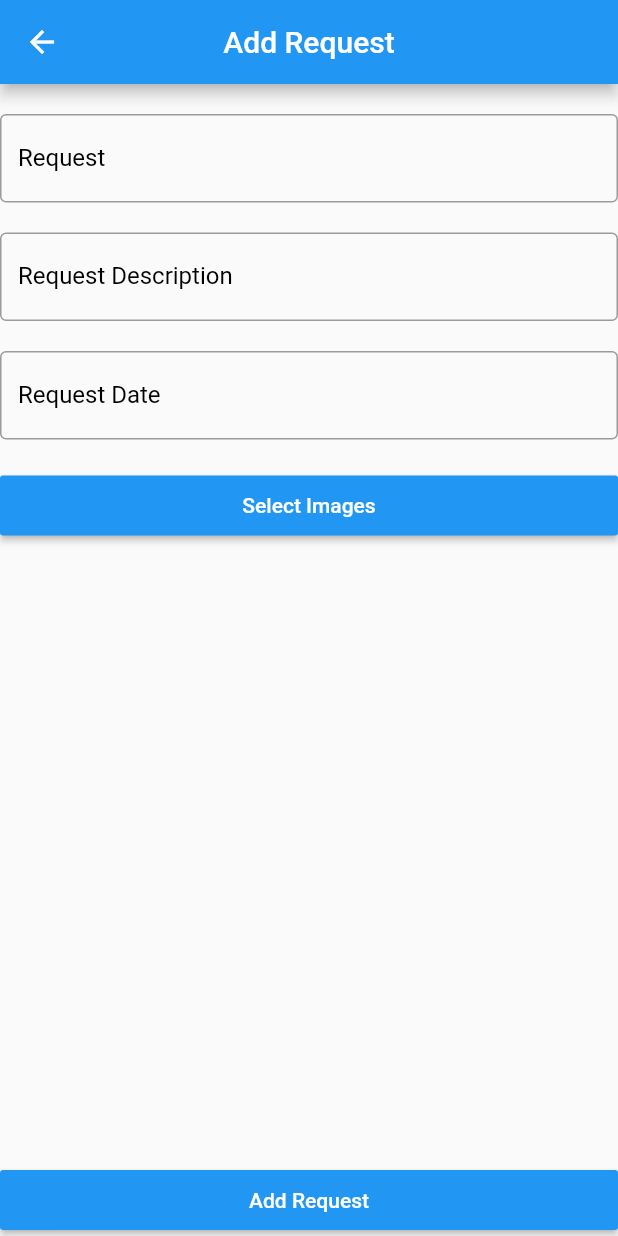
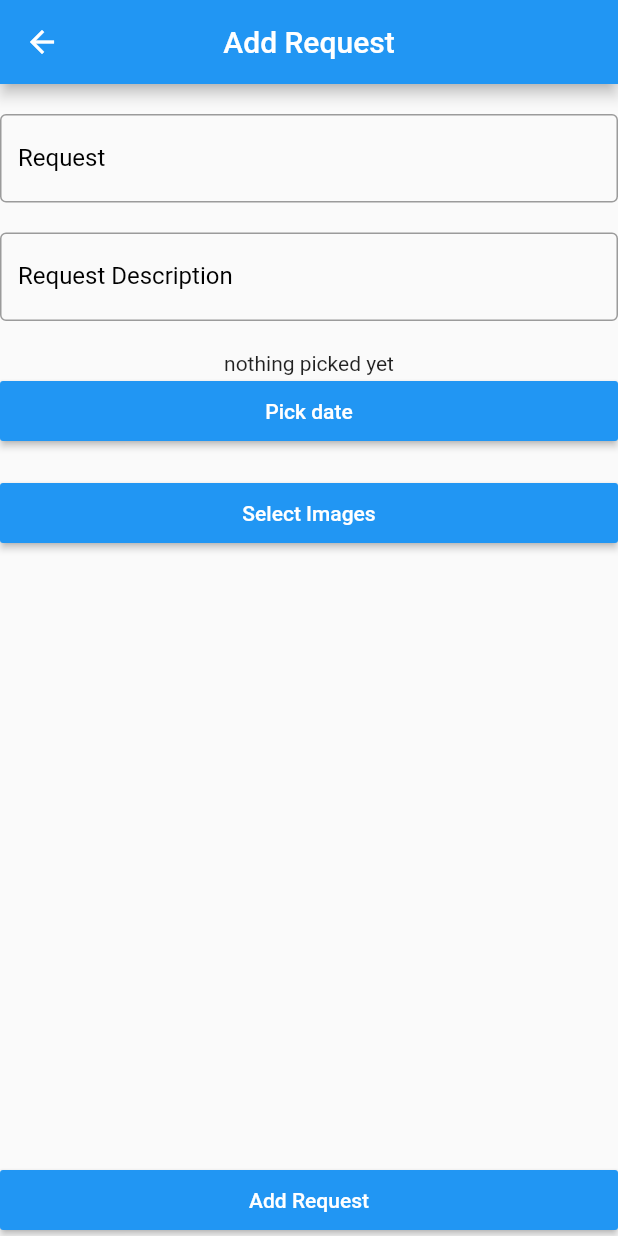
Before and after one commit to ahmed3ssem/venusera_task, a Flutter app: the Request screen opened directly, on a phone screen of 412 x 824 dp. Run offline on Flutter 3.47's test engine with Material 2 defaults, Android fonts, the phone set to English and light mode, and no system bars; our stand-ins replace fluttertoast; missing offline and left inert: multi_image_picker.

Commit message:
add time picker

```diff
--- a/lib/request.dart
+++ b/lib/request.dart
@@ -10,6 +10,7 @@ class Request extends StatefulWidget {
 
 class _RequestState extends State<Request> {
   List<Asset> images = List<Asset>();
+  DateTime _dateTime;
   static TextEditingController RequestEditingContrller =
   TextEditingController();
   static TextEditingController RequestDateEditingContrller =
@@ -124,24 +125,33 @@ class _RequestState extends State<Request> {
           SizedBox(
             height: 20,
           ),
-          TextField(
-            autofocus: false,
-            obscureText: false,
-            keyboardType: TextInputType.datetime,
-            controller: RequestDateEditingContrller,
-            decoration: InputDecoration(
-                labelText: "Request Date",
-                hintText: "Request Date",
-                labelStyle: TextStyle(
-                  color: Colors.black,
-                  fontSize: 16,
+          Column(
+            children: <Widget>[
+              Text(_dateTime==null?"nothing picked yet":_dateTime.toString()),
+              ButtonTheme(
+                //elevation: 4,
+                //color: Colors.green,
+                minWidth: double.infinity,
+                child: MaterialButton(
+                  onPressed: (){
+                    showDatePicker(
+                      context: context,
+                      initialDate: DateTime.now(),
+                      firstDate: DateTime(2001),
+                      lastDate: DateTime(2222)
+                    ).then((date){
+                      setState(() {
+                        _dateTime=date;
+                      });
+                    });
+                  },
+                  textColor: Colors.white,
+                  color: Colors.blue,
+                  height: 40,
+                  child: Text("Pick date"),
                 ),
-                border: OutlineInputBorder(
-                    borderRadius: BorderRadius.all(Radius.circular(4)),
-                    borderSide: BorderSide(
-                        width: 1,
-                        color: Colors.green,
-                        style: BorderStyle.solid))),
+              ),
+            ],
           ),
           SizedBox(
             height: 20,
```
